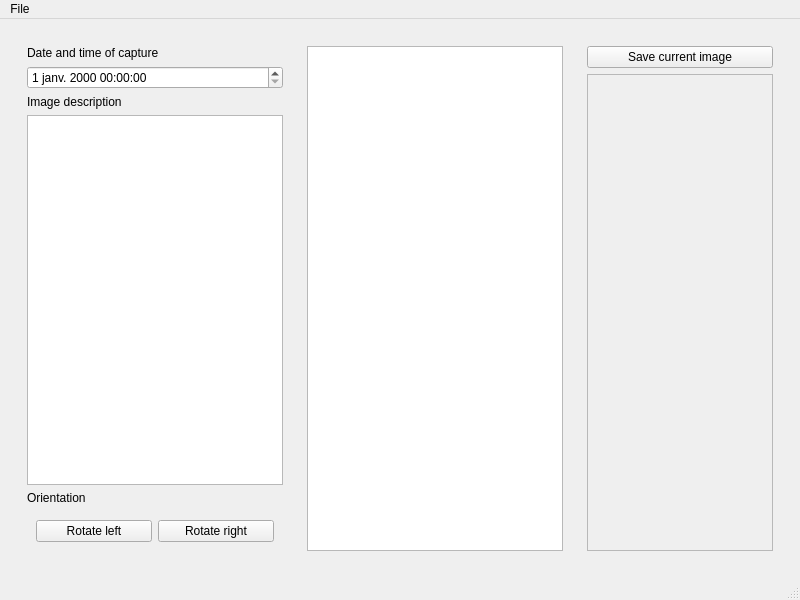
Above: ui/ui_templates/mainWindow.ui from alexpotv/FasterScanner before the change. Below: the same form after it.
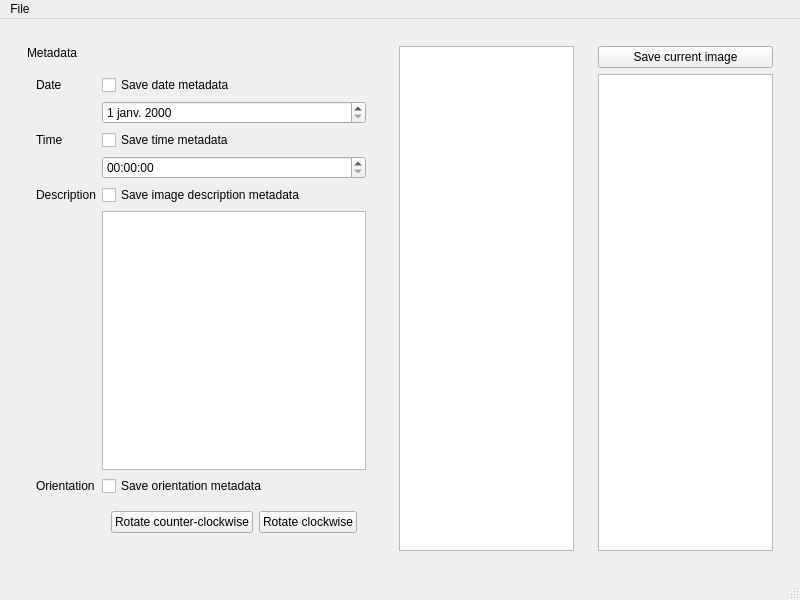
That is the form after the change.

Commit message: Adding slots to auto-generated UI

The edit to the form file:
```diff
--- a/ui/ui_templates/mainWindow.ui
+++ b/ui/ui_templates/mainWindow.ui
@@ -27,47 +27,95 @@
           <item>
            <widget class="QLabel" name="datetimeLabel">
             <property name="text">
-             <string>Date and time of capture</string>
+             <string>Metadata</string>
             </property>
            </widget>
           </item>
           <item>
-           <widget class="QDateTimeEdit" name="datetimeEdit"/>
-          </item>
-          <item>
-           <widget class="QLabel" name="imageDescriptionLabel">
-            <property name="text">
-             <string>Image description</string>
-            </property>
-            <property name="wordWrap">
-             <bool>true</bool>
-            </property>
-           </widget>
-          </item>
-          <item>
-           <widget class="QPlainTextEdit" name="imageDescriptionEdit"/>
-          </item>
-          <item>
-           <widget class="QLabel" name="orientationLabel">
-            <property name="text">
-             <string>Orientation</string>
-            </property>
-           </widget>
-          </item>
-          <item>
-           <widget class="QWidget" name="orientationEditWidget" native="true">
-            <layout class="QHBoxLayout" name="horizontalLayout_3">
-             <item>
-              <widget class="QPushButton" name="orientationLeftButton">
+           <widget class="QWidget" name="dataEditorFields" native="true">
+            <layout class="QFormLayout" name="formLayout">
+             <item row="1" column="1">
+              <widget class="QDateEdit" name="dateField"/>
+             </item>
+             <item row="3" column="1">
+              <widget class="QTimeEdit" name="timeField"/>
+             </item>
+             <item row="5" column="1">
+              <widget class="QPlainTextEdit" name="imageDescriptionField"/>
+             </item>
+             <item row="0" column="0">
+              <widget class="QLabel" name="dateLabel">
                <property name="text">
-                <string>Rotate left</string>
+                <string>Date</string>
                </property>
               </widget>
              </item>
-             <item>
-              <widget class="QPushButton" name="orientationRightButton">
+             <item row="0" column="1">
+              <widget class="QCheckBox" name="saveDateMetadata">
                <property name="text">
-                <string>Rotate right</string>
+                <string>Save date metadata</string>
+               </property>
+              </widget>
+             </item>
+             <item row="2" column="0">
+              <widget class="QLabel" name="timeLabel">
+               <property name="text">
+                <string>Time</string>
+               </property>
+              </widget>
+             </item>
+             <item row="2" column="1">
+              <widget class="QCheckBox" name="saveTimeMetadata">
+               <property name="text">
+                <string>Save time metadata</string>
+               </property>
+              </widget>
+             </item>
+             <item row="4" column="0">
+              <widget class="QLabel" name="imageDescriptionLabel">
+               <property name="text">
+                <string>Description</string>
+               </property>
+              </widget>
+             </item>
+             <item row="4" column="1">
+              <widget class="QCheckBox" name="saveImageDescriptionMetadata">
+               <property name="text">
+                <string>Save image description metadata</string>
+               </property>
+              </widget>
+             </item>
+             <item row="7" column="1">
+              <widget class="QWidget" name="orientationSwitchWidget" native="true">
+               <layout class="QHBoxLayout" name="horizontalLayout_3">
+                <item>
+                 <widget class="QPushButton" name="rotateLeft">
+                  <property name="text">
+                   <string>Rotate counter-clockwise</string>
+                  </property>
+                 </widget>
+                </item>
+                <item>
+                 <widget class="QPushButton" name="rotateRight">
+                  <property name="text">
+                   <string>Rotate clockwise</string>
+                  </property>
+                 </widget>
+                </item>
+               </layout>
+              </widget>
+             </item>
+             <item row="6" column="1">
+              <widget class="QCheckBox" name="saveOrientationMetadata">
+               <property name="text">
+                <string>Save orientation metadata</string>
+               </property>
+              </widget>
+             </item>
+             <item row="6" column="0">
+              <widget class="QLabel" name="orientationLabel">
+               <property name="text">
+                <string>Orientation</string>
                </property>
               </widget>
              </item>
@@ -81,7 +129,14 @@
         <widget class="QWidget" name="imageViewer" native="true">
          <layout class="QVBoxLayout" name="verticalLayout_3">
           <item>
-           <widget class="QGraphicsView" name="currentImage"/>
+           <widget class="QGraphicsView" name="currentImage">
+            <property name="minimumSize">
+             <size>
+              <width>0</width>
+              <height>0</height>
+             </size>
+            </property>
+           </widget>
           </item>
          </layout>
         </widget>
@@ -97,34 +152,7 @@
            </widget>
           </item>
           <item>
-           <widget class="QScrollArea" name="directoryView">
-            <property name="widgetResizable">
-             <bool>true</bool>
-            </property>
-            <widget class="QWidget" name="scrollAreaWidgetContents">
-             <property name="geometry">
-              <rect>
-               <x>0</x>
-               <y>0</y>
-               <width>206</width>
-               <height>493</height>
-              </rect>
-             </property>
-             <widget class="QScrollBar" name="verticalScrollBar">
-              <property name="geometry">
-               <rect>
-                <x>340</x>
-                <y>0</y>
-                <width>16</width>
-                <height>491</height>
-               </rect>
-              </property>
-              <property name="orientation">
-               <enum>Qt::Vertical</enum>
-              </property>
-             </widget>
-            </widget>
-           </widget>
+           <widget class="QListView" name="listView"/>
           </item>
          </layout>
         </widget>
```
Left out of the diff: 2 changed lines with no effect on the pictures. The commit also changes 2 other files.
